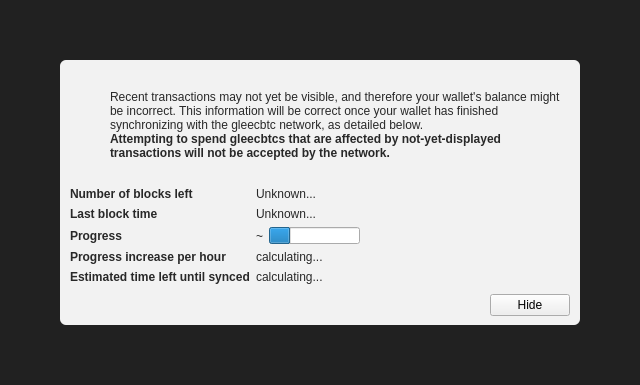
Above: src/qt/forms/modaloverlay.ui from freelancedeveloper025/glee before the change. Below: the same form after it.
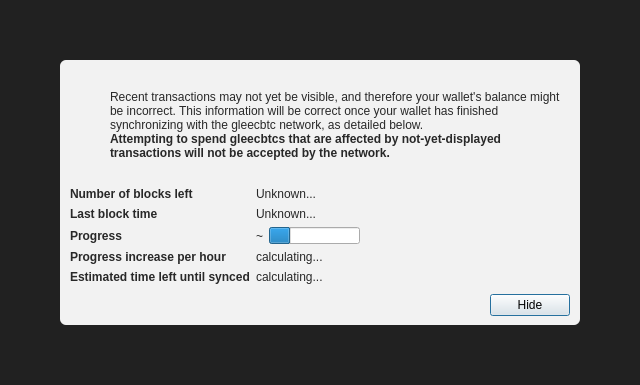
That is the form after the change. Icons and pictures are not drawn. Custom widgets are drawn as their Qt base class.

The edit to the form file:
```diff
--- a/src/qt/forms/modaloverlay.ui
+++ b/src/qt/forms/modaloverlay.ui
@@ -351,6 +351,12 @@
              <property name="text">
               <string>Hide</string>
              </property>
+             <property name="focusPolicy">
+              <enum>Qt::StrongFocus</enum>
+             </property>
+             <property name="default">
+              <bool>true</bool>
+             </property>
             </widget>
            </item>
           </layout>
```
Left out of the diff: 2 changed lines with no effect on the pictures.
